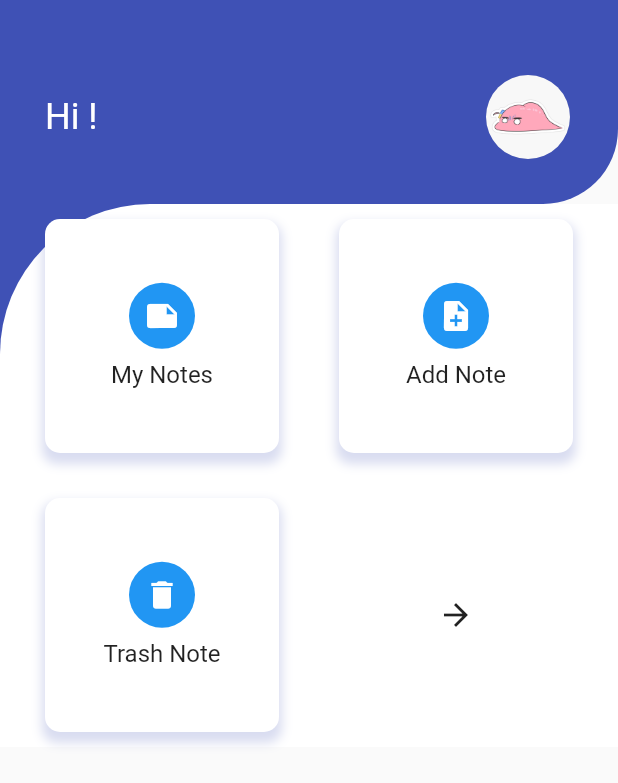
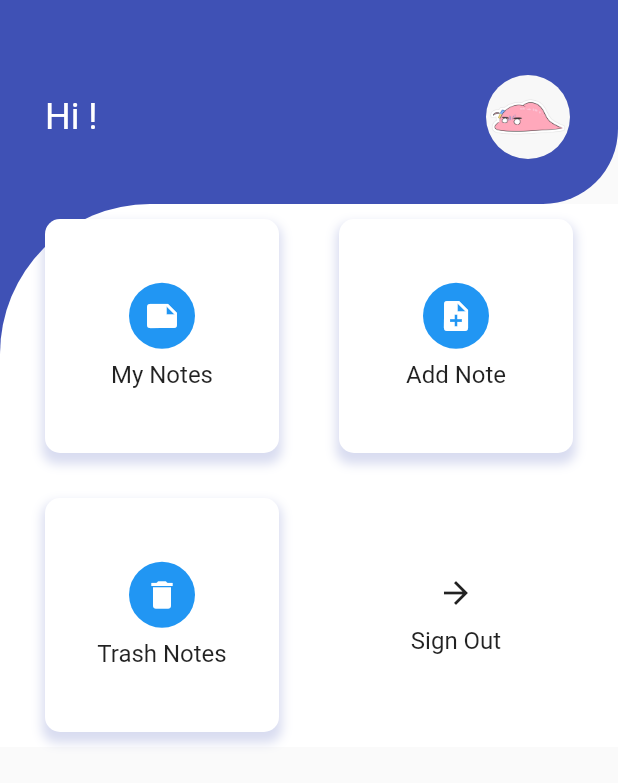
Before and after one commit to WTCDEV/wtc-notes, a Flutter app: the HomePage screen opened by its route, on a phone screen of 412 x 824 dp. Shown: the top 783 px of the screen. Run offline on Flutter 3.47's test engine with Material 2 defaults, Android fonts, the phone set to English and light mode, and no system bars; our stand-ins replace shared_preferences; accounts and stored records are empty.

Commit message:
update frontend

```diff
--- a/frontend/lib/models/note_model.dart
+++ b/frontend/lib/models/note_model.dart
@@ -1,4 +1,4 @@
-import 'package:intl/intl.dart';
+
 
 class NotesModel {
   final int? id_notes;
--- a/frontend/lib/views/home_page_view.dart
+++ b/frontend/lib/views/home_page_view.dart
@@ -89,7 +89,7 @@ class _HomePageState extends State<HomePage> {
                   route: '/add-note',
                 ),
                 ItemDashboard(
-                  title: 'Trash Note',
+                  title: 'Trash Notes',
                   iconData: Icons.delete,
                   background: Colors.blue,
                   route: '/trash',
@@ -99,11 +99,23 @@ class _HomePageState extends State<HomePage> {
                     Navigator.pushNamedAndRemoveUntil(
                         context, '/login', (route) => false);
                   },
-                  icon: const Icon(
-                    Icons.arrow_forward,
-                    size: 24.0,
+                  icon: Column(
+                    crossAxisAlignment: CrossAxisAlignment.center,
+                    mainAxisAlignment: MainAxisAlignment.center,
+                    children: [
+                      Icon(
+                        Icons.arrow_forward,
+                        size: 24.0,
+                      ),
+                      SizedBox(height: 10,),
+                      Text(
+                        "Sign Out",
+                        style: TextStyle(fontSize: 16.0),
+                      ),
+                    ],
                   ),
-                ),
+                )
+
               ],
             ),
           ),
--- a/frontend/lib/views/trash_notes_view.dart
+++ b/frontend/lib/views/trash_notes_view.dart
@@ -3,7 +3,6 @@ import 'package:frontend/controllers/note_controller.dart';
 import 'package:frontend/models/note_model.dart';
 import 'package:frontend/views/confirm_delete_trash.dart';
 import 'package:frontend/views/detail_trash_view.dart';
-
 import 'package:intl/intl.dart';
 
 class TrashListWidget extends StatefulWidget {
@@ -105,6 +104,7 @@ class _TrashListWidgetState extends State<TrashListWidget> {
                       ),
                     );
                   },
+
                 )
               ],
             ),
```
Also changed, not shown: frontend/lib/controllers/note_controller.dart (+5 -9 lines).
